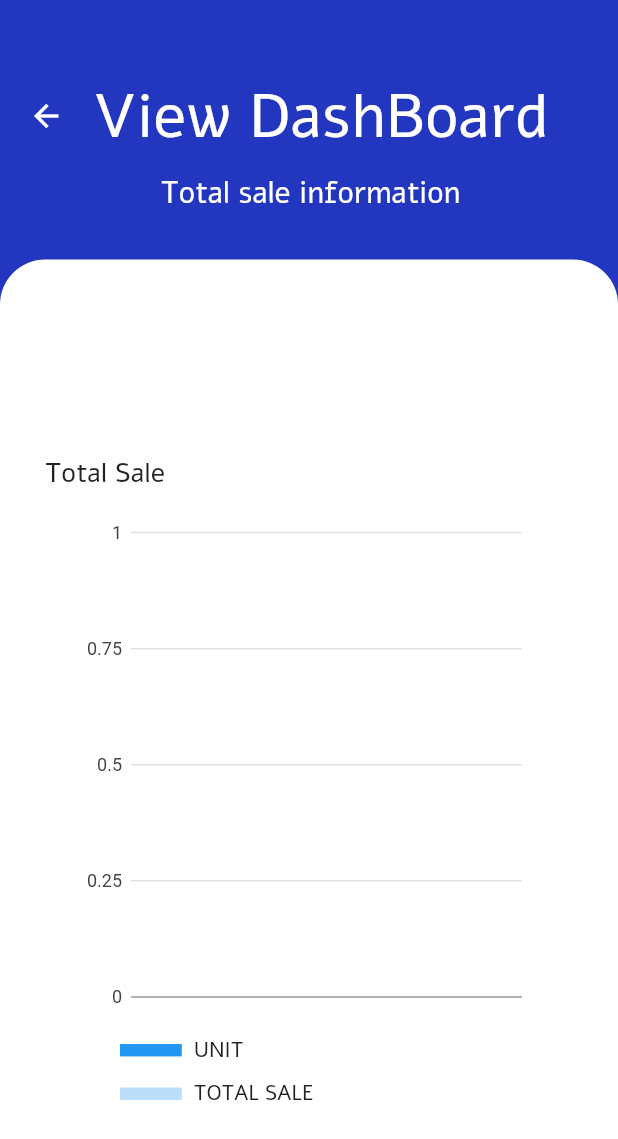
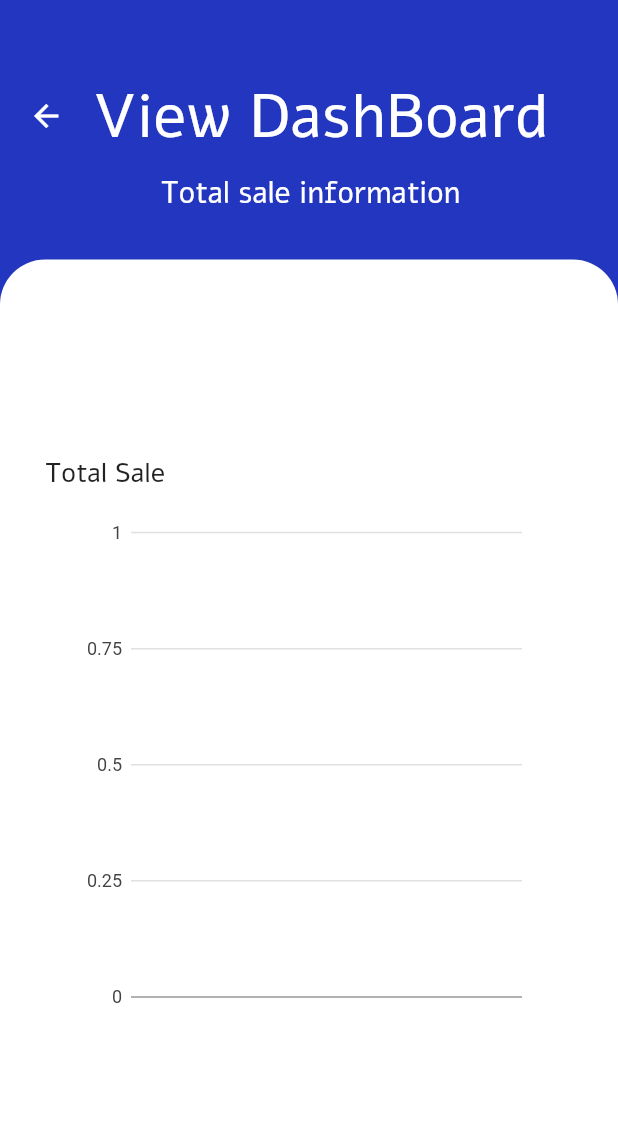
Before and after one commit to CSC234/Memby-application, a Flutter app: the ViewAll screen opened directly with empty values, scrolled down 237 dp, on a phone screen of 412 x 824 dp. Shown: the top 1139 px of the screen. Run offline on Flutter 3.47's test engine with Material 2 defaults, Android fonts, the phone set to English and light mode, and no system bars; drawn by our look-alikes of overlay_support; our stand-ins replace bottom_navy_bar, charts_flutter, cloud_firestore, dotted_decoration, firebase_auth, firebase_core and 4 more; missing offline and left inert: flutter_auth_buttons; accounts and stored records are empty; network calls fail.

Commit message:
[Update]

```diff
--- a/lib/components/chart.dart
+++ b/lib/components/chart.dart
@@ -88,31 +88,13 @@ class _ChartState extends State<Chart> {
                   Row(
                     mainAxisAlignment: MainAxisAlignment.start,
                     children: [
-                      Container(
-                        height: height * 0.01,
-                        width: width * 0.1,
-                        color: Colors.blue,
-                      ),
-                      Container(
-                        child: Text("  UNIT"),
-                      ),
+                     /*  Container(
+                        child: Text("Product No. <-- ย้ายไปไว้ข้างๆ chart ให้หน่อย"),
+                      ), */
                     ],
                   ),
                   SizedBox(
                     height: 10,
-                  ),
-                  Row(
-                    mainAxisAlignment: MainAxisAlignment.start,
-                    children: [
-                      Container(
-                        height: height * 0.01,
-                        width: width * 0.1,
-                        color: Colors.blue.shade100,
-                      ),
-                      Container(
-                        child: Text("  TOTAL SALE"),
-                      ),
-                    ],
                   ),
                 ],
               ),
```
